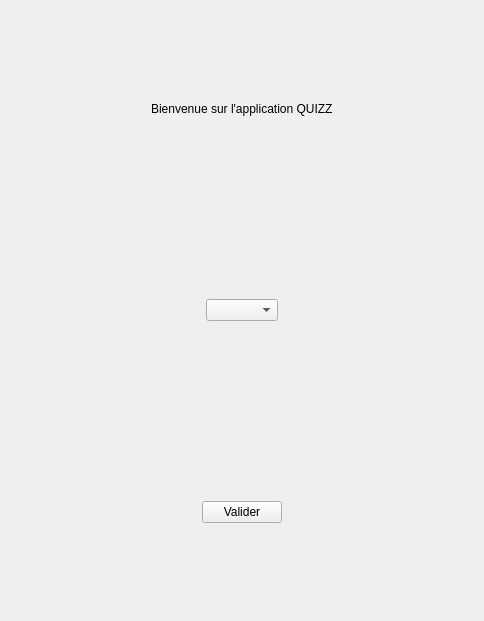
Old version of the form Programmation/Application/Escape_Quiz_Projet_BTS/mainwindow.ui in the repository BaptisteMagoni/Projet_escape_bts_7_quizz.
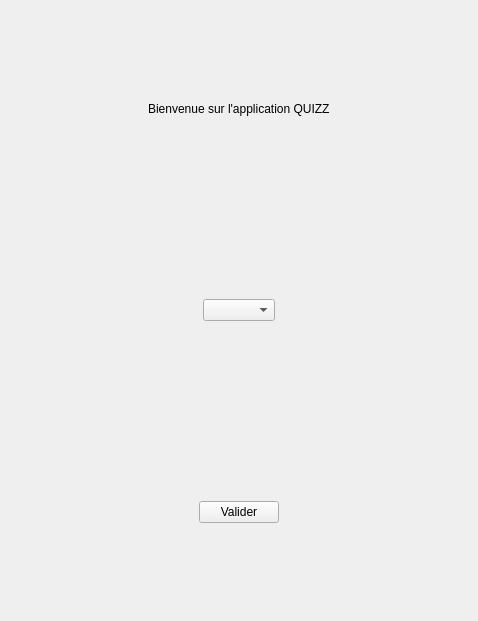
New version of the form.

```diff
--- a/Programmation/Application/Escape_Quiz_Projet_BTS/mainwindow.ui
+++ b/Programmation/Application/Escape_Quiz_Projet_BTS/mainwindow.ui
@@ -6,7 +6,7 @@
    <rect>
     <x>0</x>
     <y>0</y>
-    <width>484</width>
+    <width>478</width>
     <height>621</height>
    </rect>
   </property>
```
